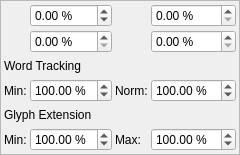
Old version of the form scribus/ui/propertywidget_advancedbase.ui in the repository scribusproject/scribus.
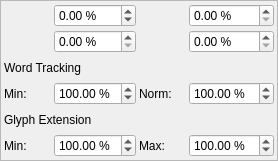
New version of the form. Custom widgets are drawn as their Qt base class.

Commit message: #16509: Updates for layout (bubu)

Patch:
```diff
--- a/scribus/ui/propertywidget_advancedbase.ui
+++ b/scribus/ui/propertywidget_advancedbase.ui
@@ -6,8 +6,8 @@
    <rect>
     <x>0</x>
     <y>0</y>
-    <width>239</width>
-    <height>155</height>
+    <width>278</width>
+    <height>161</height>
    </rect>
   </property>
   <property name="windowTitle">
@@ -37,9 +37,24 @@
    </property>
    <item row="0" column="0">
     <widget class="QLabel" name="textBaseLabel">
+     <property name="minimumSize">
+      <size>
+       <width>20</width>
+       <height>0</height>
+      </size>
+     </property>
+     <property name="maximumSize">
+      <size>
+       <width>16777215</width>
+       <height>22</height>
+      </size>
+     </property>
      <property name="text">
       <string/>
      </property>
+     <property name="alignment">
+      <set>Qt::AlignRight|Qt::AlignTrailing|Qt::AlignVCenter</set>
+     </property>
     </widget>
    </item>
    <item row="0" column="1">
@@ -60,9 +75,24 @@
    </item>
    <item row="0" column="2">
     <widget class="QLabel" name="trackingLabel">
+     <property name="minimumSize">
+      <size>
+       <width>20</width>
+       <height>0</height>
+      </size>
+     </property>
+     <property name="maximumSize">
+      <size>
+       <width>16777215</width>
+       <height>22</height>
+      </size>
+     </property>
      <property name="text">
       <string/>
      </property>
+     <property name="alignment">
+      <set>Qt::AlignRight|Qt::AlignTrailing|Qt::AlignVCenter</set>
+     </property>
     </widget>
    </item>
    <item row="0" column="3">
@@ -77,9 +107,24 @@
    </item>
    <item row="1" column="0">
     <widget class="QLabel" name="scaleHLabel">
+     <property name="minimumSize">
+      <size>
+       <width>20</width>
+       <height>0</height>
+      </size>
+     </property>
+     <property name="maximumSize">
+      <size>
+       <width>16777215</width>
+       <height>22</height>
+      </size>
+     </property>
      <property name="text">
       <string/>
      </property>
+     <property name="alignment">
+      <set>Qt::AlignRight|Qt::AlignTrailing|Qt::AlignVCenter</set>
+     </property>
     </widget>
    </item>
    <item row="1" column="1">
@@ -94,9 +139,24 @@
    </item>
    <item row="1" column="2">
     <widget class="QLabel" name="scaleVLabel">
+     <property name="minimumSize">
+      <size>
+       <width>20</width>
+       <height>0</height>
+      </size>
+     </property>
+     <property name="maximumSize">
+      <size>
+       <width>16777215</width>
+       <height>22</height>
+      </size>
+     </property>
      <property name="text">
       <string/>
      </property>
+     <property name="alignment">
+      <set>Qt::AlignRight|Qt::AlignTrailing|Qt::AlignVCenter</set>
+     </property>
     </widget>
    </item>
    <item row="1" column="3">
```
The commit also changes 7 other files.
